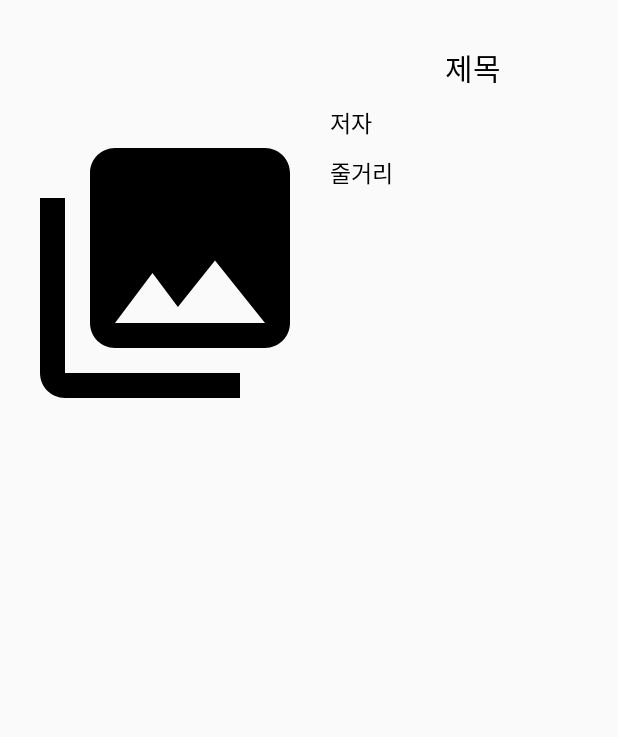
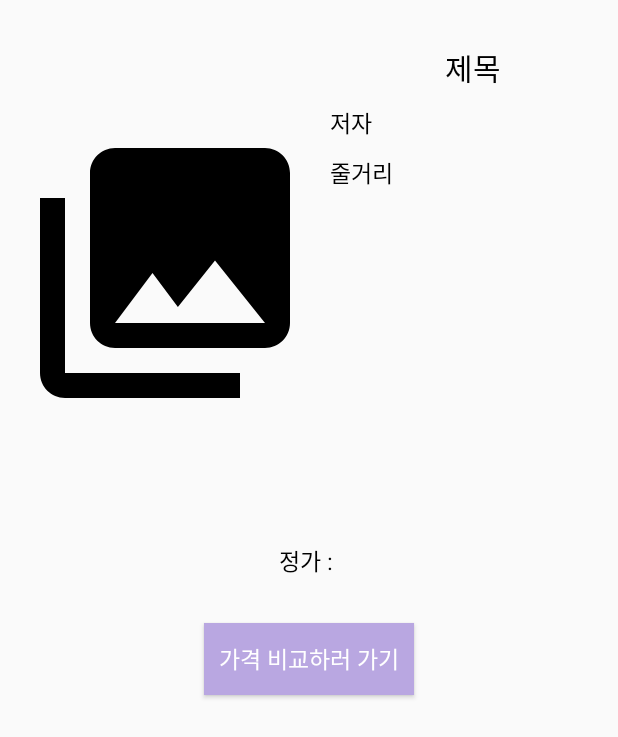
Before and after one commit to dkrlto0819/SWcap, an Android app: the layout fragment_buy.xml on its own in the app's theme, with its tools: preview values and no code run, on a phone screen of 412 x 824 dp. Shown: the top 737 px of the screen. Run offline under Robolectric (Android 15) with nearby library versions, the phone set to English and light mode, and no system bars.

Commit message:
구매화면 디자인

```diff
--- a/LambParty/app/src/main/res/layout/fragment_buy.xml
+++ b/LambParty/app/src/main/res/layout/fragment_buy.xml
@@ -11,7 +11,6 @@
         android:layout_height="300dp"
         android:layout_marginStart="10dp"
         android:layout_marginTop="32dp"
-        android:layout_marginEnd="130dp"
         android:src="@drawable/ic_menu_gallery"
         app:layout_constraintStart_toStartOf="parent"
         app:layout_constraintTop_toTopOf="parent" />
@@ -50,7 +49,6 @@
         android:layout_width="wrap_content"
         android:layout_height="wrap_content"
         android:layout_marginTop="10dp"
-        android:layout_marginEnd="140dp"
         android:paddingLeft="10dp"
         android:paddingRight="10dp"
         android:text="줄거리"
@@ -59,5 +57,36 @@
         app:layout_constraintStart_toEndOf="@+id/buybookImage"
         app:layout_constraintTop_toBottomOf="@+id/buybookWriter" />
 
+    <TextView
+        android:id="@+id/buybookPrice"
+        android:layout_width="wrap_content"
+        android:layout_height="wrap_content"
+        android:layout_marginTop="30dp"
+        android:paddingLeft="10dp"
+        android:paddingRight="10dp"
+        android:text="정가 : "
+        android:textColor="#000000"
+        android:textSize="15dp"
+        app:layout_constraintEnd_toEndOf="parent"
+        app:layout_constraintHorizontal_bias="0.5"
+        app:layout_constraintStart_toStartOf="parent"
+        app:layout_constraintTop_toBottomOf="@+id/buybookImage" />
+
+    <Button
+        android:id="@+id/buyButton"
+        android:layout_width="wrap_content"
+        android:layout_height="wrap_content"
+        android:layout_marginTop="30dp"
+        android:paddingLeft="10dp"
+        android:paddingRight="10dp"
+        android:text="가격 비교하러 가기"
+        android:textColor="#ffffff"
+        android:textSize="15dp"
+        android:background="#B9A7E1"
+        app:layout_constraintEnd_toEndOf="parent"
+        app:layout_constraintHorizontal_bias="0.5"
+        app:layout_constraintStart_toStartOf="parent"
+        app:layout_constraintTop_toBottomOf="@+id/buybookPrice" />
+
 
 </android.support.constraint.ConstraintLayout>
```
